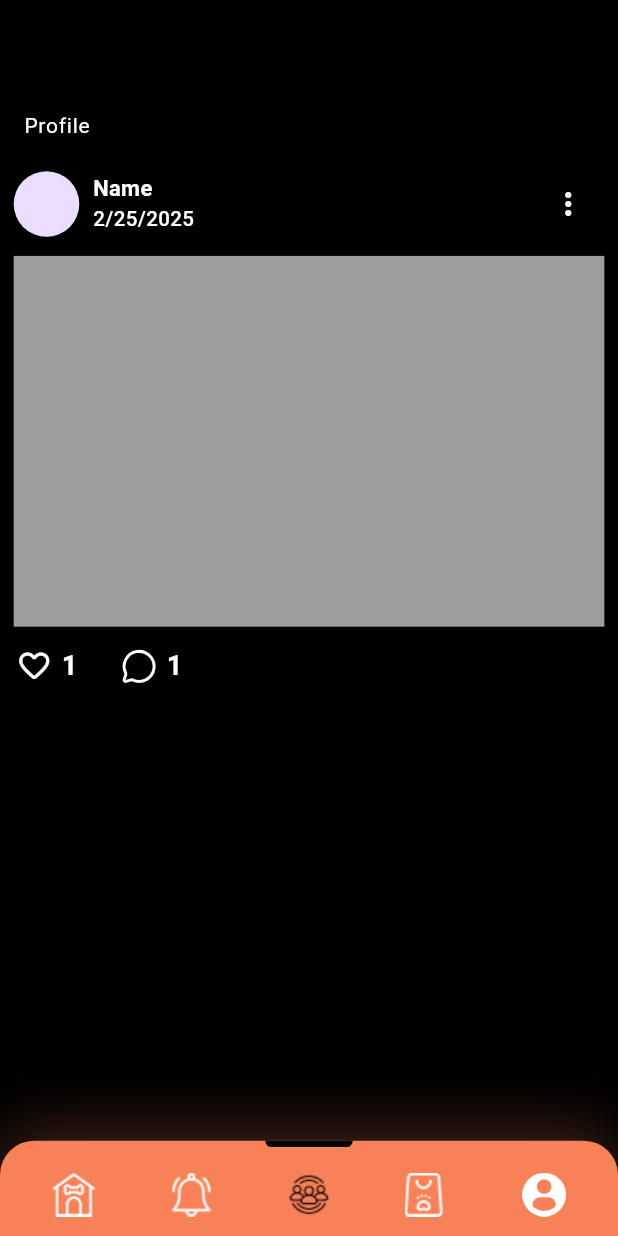
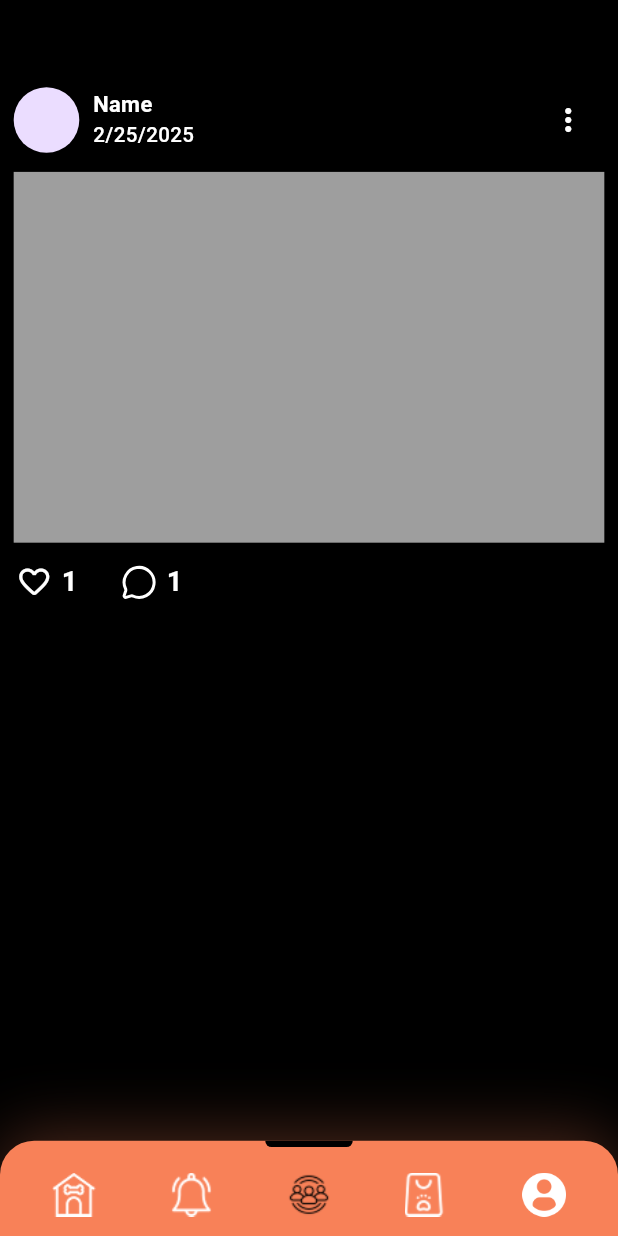
Before and after one commit to Chandupa04/furrpal, a Flutter app: the NavBar screen opened directly, item 3 of the bottom bar chosen, on a phone screen of 412 x 824 dp. Run offline on Flutter 3.47's test engine with Material 3 defaults, Android fonts, the phone set to English and light mode, and no system bars; our stand-ins replace cloud_firestore, email_validator, firebase_auth, firebase_core, flutter_bloc, flutter_screenutil and 1 more; missing offline and left inert: custom_check_box, platform_text; accounts and stored records are empty.

Commit message:
new changers

```diff
--- a/lib/features/community/presentation/pages/community_page.dart
+++ b/lib/features/community/presentation/pages/community_page.dart
@@ -1,7 +1,5 @@
 import 'package:flutter/material.dart';
-import 'package:furrpal/custom/text_custom.dart';
 import 'package:furrpal/features/community/presentation/widgets/community_post_card.dart';
-import 'package:furrpal/features/user_profile/presentation/pages/user_profile.dart';
 
 class CommunityPage extends StatelessWidget {
   const CommunityPage({super.key});
@@ -26,20 +24,7 @@ class CommunityPage extends StatelessWidget {
         ],
       ),
       body: Column(
-        children: [
-          ListTile(
-            title: TextCustomWidget(text: 'Profile'),
-            onTap: () {
-              Navigator.push(
-                context,
-                MaterialPageRoute(
-                  builder: (context) => UserProfile(),
-                ),
-              );
-            },
-          ),
-          CommunityPostCard()
-        ],
+        children: [CommunityPostCard()],
       ),
     );
   }
--- a/lib/features/nav_bar/presentation/pages/nav_bar.dart
+++ b/lib/features/nav_bar/presentation/pages/nav_bar.dart
@@ -5,8 +5,6 @@ import 'package:furrpal/features/home/presentation/pages/home_page.dart';
 import 'package:furrpal/features/home/presentation/pages/notification_page.dart';
 import 'package:furrpal/features/home/presentation/pages/pet_shop_page.dart';
 import 'package:furrpal/features/user_profile/presentation/pages/user_profile.dart';
-
-
 
 import '../../../../custom/container_custom.dart';
 
@@ -19,11 +17,11 @@ class NavBar extends StatefulWidget {
 
 class _NavBarState extends State<NavBar> {
   List pages = [
-    HomePage(),
-    NotificationPage(),
-    CommunityPage(),
-    PetShopPage(),
-    UserProfile(),
+    const HomePage(),
+    const NotificationPage(),
+    const CommunityPage(),
+    const PetShopPage(),
+    const UserProfile(),
   ];
   int _curruntIndex = 0;
 
@@ -40,7 +38,7 @@ class _NavBarState extends State<NavBar> {
       bottomNavigationBar: ContainerCustom(
         alignment: Alignment.topCenter,
         height: 60.h,
-        bgColor: Color(0xffF88158),
+        bgColor: const Color(0xffF88158),
         borderRadius: BorderRadius.only(
           topLeft: Radius.circular(25.r),
           topRight: Radius.circular(25.r),
@@ -49,7 +47,7 @@ class _NavBarState extends State<NavBar> {
           BoxShadow(
             offset: Offset(0, -4.h),
             blurRadius: 40.r,
-            color: Color(0xffF88158).withOpacity(0.3),
+            color: const Color(0xffF88158).withOpacity(0.3),
           ),
         ],
         child: Row(
```
Also changed, not shown: lib/custom/textfield_custom.dart (+45 -20 lines), lib/features/auth/presentation/pages/signup_page.dart (+15 -4 lines), lib/features/user_profile/presentation/pages/user_profile.dart (+7 -1 lines), pubspec.lock.
